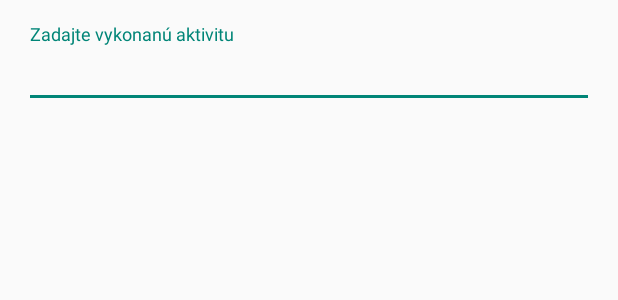
After one commit to xxroman-tech/BeActive, an Android app: the layout typeofactivity_dialog.xml on its own in the app's theme, with its tools: preview values and no code run, on a phone screen of 412 x 824 dp. The commit adds this screen. Shown: the top 300 px of the screen. Run offline under Robolectric (Android 15) with nearby library versions, the phone set to English and light mode, and no system bars.

Commit message:
#24 Pridanie Nacitania do DB
Dokazeme pridat zaznamenanu activitu do DB

```diff
--- a/app/src/main/AndroidManifest.xml
+++ b/app/src/main/AndroidManifest.xml
@@ -1,6 +1,8 @@
 <?xml version="1.0" encoding="utf-8"?>
 <manifest xmlns:android="http://schemas.android.com/apk/res/android"
     package="com.romanlojko.beactive">
+
+    <uses-permission android:name="android.permission.ACTIVITY_RECOGNITION"/>
 
     <application
         android:allowBackup="true"
--- a/app/src/main/java/com/romanlojko/beactive/Objects/PersonDataLoader.kt
+++ b/app/src/main/java/com/romanlojko/beactive/Objects/PersonDataLoader.kt
@@ -3,6 +3,9 @@ package com.romanlojko.beactive.Objects
 import com.google.firebase.auth.FirebaseAuth
 import com.google.firebase.database.*
 
+/**
+ * Trieda sluzi na nacitane profilovych dat z firebasedatabase do objectu person
+ */
 object PersonDataLoader {
 
     private lateinit var dbRef: DatabaseReference
@@ -38,6 +41,9 @@ object PersonDataLoader {
         })
     }
 
+    /**
+     * Pridauje hodnoty z DB do atributov v objecte person
+     */
     private fun initPerson(data: Person) {
         Person.setName(data.getName())
         Person.setSurname(data.getSurname())
--- a/app/src/main/java/com/romanlojko/beactive/Objects/Sex.kt
+++ /dev/null
@@ -1,6 +0,0 @@
-package com.romanlojko.beactive.Objects
-
-enum class Sex(val sexText: String) {
-    MALE("muž"),
-    FEMALE("žena")
-}
--- a/app/src/main/res/layout-land/fragment_activity_counter.xml
+++ b/app/src/main/res/layout-land/fragment_activity_counter.xml
@@ -31,7 +31,7 @@
                     android:layout_height="wrap_content"
                     android:layout_gravity="center"
                     android:layout_margin="64dp"
-                    android:text="00:00"
+                    android:text=""
                     android:textSize="70sp" />
 
                 <me.zhanghai.android.materialprogressbar.MaterialProgressBar
@@ -102,7 +102,7 @@
                             android:layout_height="wrap_content"
                             android:layout_gravity="center"
                             android:layout_marginTop="10dp"
-                            android:text="0000"
+                            android:text=""
                             android:textSize="54sp" />
 
                         <ImageView
--- /dev/null
+++ b/app/src/main/res/layout/typeofactivity_dialog.xml
@@ -0,0 +1,20 @@
+<?xml version="1.0" encoding="utf-8"?>
+<FrameLayout xmlns:android="http://schemas.android.com/apk/res/android"
+    android:layout_width="match_parent"
+    android:layout_height="wrap_content"
+    android:padding="16dp">
+
+    <com.google.android.material.textfield.TextInputLayout
+        android:layout_width="match_parent"
+        android:layout_height="wrap_content">
+
+        <AutoCompleteTextView
+            android:id="@+id/input"
+            android:layout_width="match_parent"
+            android:layout_height="wrap_content"
+            android:hint="@string/choose_activity_hint_typ"
+            android:imeOptions="actionDone"
+            android:inputType="textPassword" />
+
+    </com.google.android.material.textfield.TextInputLayout>
+</FrameLayout>
--- a/app/src/main/res/values/strings.xml
+++ b/app/src/main/res/values/strings.xml
@@ -32,4 +32,8 @@
     <string name="progile_pohlavie_text">Pohlavie</string>
     <string name="profile_button_save">Uložiť</string>
     <string name="profile_button_logOut">Odhlásiť</string>
+
+    <!-- Dialog choose type of activity -->
+    <string name="choose_activity_hint_typ">Zadajte vykonanú aktivitu</string>
+    <string name="answerSave">Uloziť aktivitu</string>
 </resources>
```
Also changed, not shown: app/src/main/java/com/romanlojko/beactive/MainApplication.kt (+18 -1 lines), app/src/main/java/com/romanlojko/beactive/Objects/DataHolder.kt (+12 -0 lines), app/src/main/java/com/romanlojko/beactive/activityCounter.kt (+159 -8 lines), app/src/main/res/layout/fragment_activity_counter.xml (+12 -12 lines).
